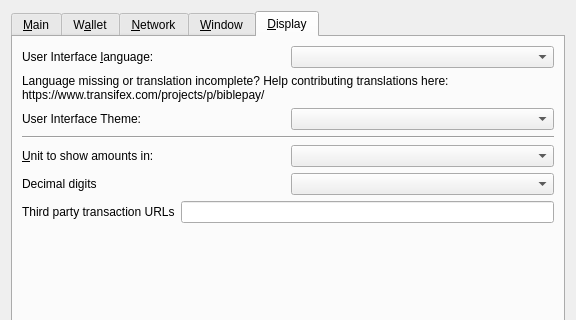
Old version of the form src/qt/forms/optionsdialog.ui in the repository criptolot/biblepay; both pictures show x 0 to 576 and y 0 to 320 of the 576 by 496 pixel window.
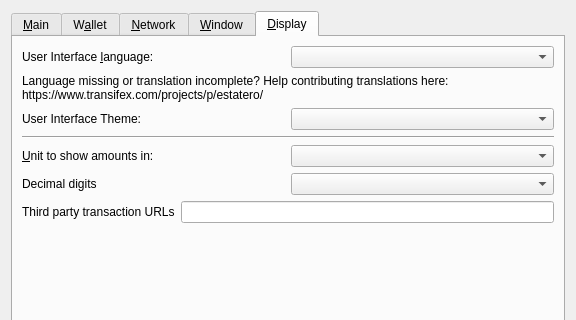
New version of the form. The open tabs and pages were chosen to show the change. Custom widgets are drawn as their Qt base class.

Commit message: rename biblepay into estatero occurrences

```diff
--- a/src/qt/forms/optionsdialog.ui
+++ b/src/qt/forms/optionsdialog.ui
@@ -713,7 +713,7 @@
          </property>
          <property name="text">
           <string>Language missing or translation incomplete? Help contributing translations here:
-https://www.transifex.com/projects/p/biblepay/</string>
+https://www.transifex.com/projects/p/estatero/</string>
          </property>
          <property name="wordWrap">
           <bool>true</bool>
```
The commit also changes 382 other files.
